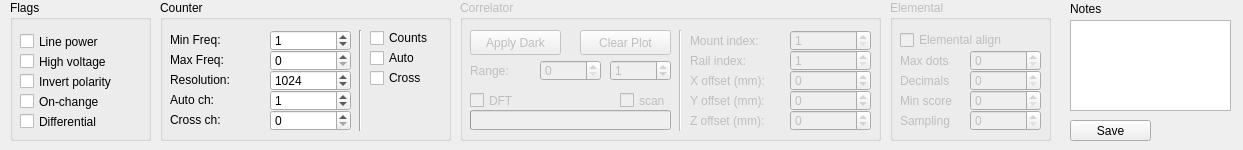
This is line.ui in ahp-electronics/xc-gui as Qt 5 draws it before an edit. The edited form follows.
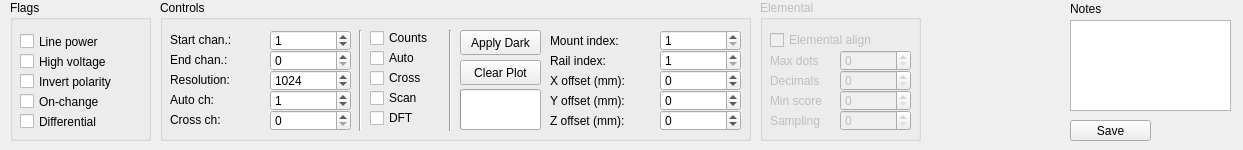
This is the edited form.

Commit message: Control groupbox containing counter, correlator and elemental

```diff
--- a/line.ui
+++ b/line.ui
@@ -91,491 +91,6 @@
     </property>
    </widget>
   </widget>
-  <widget class="QGroupBox" name="Correlator">
-   <property name="enabled">
-    <bool>false</bool>
-   </property>
-   <property name="geometry">
-    <rect>
-     <x>460</x>
-     <y>0</y>
-     <width>421</width>
-     <height>141</height>
-    </rect>
-   </property>
-   <property name="title">
-    <string>Correlator</string>
-   </property>
-   <widget class="QPushButton" name="TakeDark">
-    <property name="geometry">
-     <rect>
-      <x>10</x>
-      <y>30</y>
-      <width>91</width>
-      <height>25</height>
-     </rect>
-    </property>
-    <property name="text">
-     <string>Apply Dark</string>
-    </property>
-   </widget>
-   <widget class="QPushButton" name="Clear">
-    <property name="geometry">
-     <rect>
-      <x>120</x>
-      <y>30</y>
-      <width>91</width>
-      <height>25</height>
-     </rect>
-    </property>
-    <property name="text">
-     <string>Clear Plot</string>
-    </property>
-   </widget>
-   <widget class="QLabel" name="label_2">
-    <property name="geometry">
-     <rect>
-      <x>10</x>
-      <y>60</y>
-      <width>91</width>
-      <height>21</height>
-     </rect>
-    </property>
-    <property name="text">
-     <string>Range:</string>
-    </property>
-   </widget>
-   <widget class="QSpinBox" name="StartChannel">
-    <property name="geometry">
-     <rect>
-      <x>80</x>
-      <y>60</y>
-      <width>61</width>
-      <height>21</height>
-     </rect>
-    </property>
-   </widget>
-   <widget class="QProgressBar" name="Progress">
-    <property name="geometry">
-     <rect>
-      <x>10</x>
-      <y>110</y>
-      <width>201</width>
-      <height>20</height>
-     </rect>
-    </property>
-    <property name="value">
-     <number>0</number>
-    </property>
-    <property name="format">
-     <string/>
-    </property>
-   </widget>
-   <widget class="QSpinBox" name="EndChannel">
-    <property name="geometry">
-     <rect>
-      <x>150</x>
-      <y>60</y>
-      <width>61</width>
-      <height>21</height>
-     </rect>
-    </property>
-    <property name="value">
-     <number>1</number>
-    </property>
-   </widget>
-   <widget class="QCheckBox" name="DFT">
-    <property name="geometry">
-     <rect>
-      <x>10</x>
-      <y>90</y>
-      <width>51</width>
-      <height>21</height>
-     </rect>
-    </property>
-    <property name="text">
-     <string>DFT</string>
-    </property>
-   </widget>
-   <widget class="Line" name="line">
-    <property name="geometry">
-     <rect>
-      <x>210</x>
-      <y>30</y>
-      <width>21</width>
-      <height>101</height>
-     </rect>
-    </property>
-    <property name="orientation">
-     <enum>Qt::Vertical</enum>
-    </property>
-   </widget>
-   <widget class="QSpinBox" name="z_location">
-    <property name="geometry">
-     <rect>
-      <x>330</x>
-      <y>110</y>
-      <width>81</width>
-      <height>21</height>
-     </rect>
-    </property>
-    <property name="minimum">
-     <number>-10000000</number>
-    </property>
-    <property name="maximum">
-     <number>10000000</number>
-    </property>
-   </widget>
-   <widget class="QLabel" name="label_11">
-    <property name="geometry">
-     <rect>
-      <x>230</x>
-      <y>110</y>
-      <width>101</width>
-      <height>21</height>
-     </rect>
-    </property>
-    <property name="text">
-     <string>Z offset (mm):</string>
-    </property>
-   </widget>
-   <widget class="QLabel" name="label_10">
-    <property name="geometry">
-     <rect>
-      <x>230</x>
-      <y>90</y>
-      <width>101</width>
-      <height>21</height>
-     </rect>
-    </property>
-    <property name="text">
-     <string>Y offset (mm):</string>
-    </property>
-   </widget>
-   <widget class="QSpinBox" name="x_location">
-    <property name="geometry">
-     <rect>
-      <x>330</x>
-      <y>70</y>
-      <width>81</width>
-      <height>21</height>
-     </rect>
-    </property>
-    <property name="minimum">
-     <number>-10000000</number>
-    </property>
-    <property name="maximum">
-     <number>10000000</number>
-    </property>
-   </widget>
-   <widget class="QSpinBox" name="y_location">
-    <property name="geometry">
-     <rect>
-      <x>330</x>
-      <y>90</y>
-      <width>81</width>
-      <height>21</height>
-     </rect>
-    </property>
-    <property name="minimum">
-     <number>-10000000</number>
-    </property>
-    <property name="maximum">
-     <number>10000000</number>
-    </property>
-   </widget>
-   <widget class="QLabel" name="label_9">
-    <property name="geometry">
-     <rect>
-      <x>230</x>
-      <y>70</y>
-      <width>101</width>
-      <height>21</height>
-     </rect>
-    </property>
-    <property name="text">
-     <string>X offset (mm):</string>
-    </property>
-   </widget>
-   <widget class="QLabel" name="label_13">
-    <property name="geometry">
-     <rect>
-      <x>230</x>
-      <y>50</y>
-      <width>101</width>
-      <height>21</height>
-     </rect>
-    </property>
-    <property name="text">
-     <string>Rail index:</string>
-    </property>
-   </widget>
-   <widget class="QSpinBox" name="RailMotorIndex">
-    <property name="geometry">
-     <rect>
-      <x>330</x>
-      <y>50</y>
-      <width>81</width>
-      <height>21</height>
-     </rect>
-    </property>
-    <property name="minimum">
-     <number>1</number>
-    </property>
-    <property name="maximum">
-     <number>256</number>
-    </property>
-   </widget>
-   <widget class="QLabel" name="label_14">
-    <property name="geometry">
-     <rect>
-      <x>230</x>
-      <y>30</y>
-      <width>101</width>
-      <height>21</height>
-     </rect>
-    </property>
-    <property name="text">
-     <string>Mount index:</string>
-    </property>
-   </widget>
-   <widget class="QSpinBox" name="MountMotorIndex">
-    <property name="geometry">
-     <rect>
-      <x>330</x>
-      <y>30</y>
-      <width>81</width>
-      <height>21</height>
-     </rect>
-    </property>
-    <property name="minimum">
-     <number>1</number>
-    </property>
-    <property name="maximum">
-     <number>256</number>
-    </property>
-   </widget>
-   <widget class="QCheckBox" name="Active">
-    <property name="geometry">
-     <rect>
-      <x>160</x>
-      <y>90</y>
-      <width>51</width>
-      <height>21</height>
-     </rect>
-    </property>
-    <property name="text">
-     <string>scan</string>
-    </property>
-   </widget>
-  </widget>
-  <widget class="QGroupBox" name="Counter">
-   <property name="enabled">
-    <bool>true</bool>
-   </property>
-   <property name="geometry">
-    <rect>
-     <x>160</x>
-     <y>0</y>
-     <width>291</width>
-     <height>141</height>
-    </rect>
-   </property>
-   <property name="title">
-    <string>Counter</string>
-   </property>
-   <widget class="QCheckBox" name="Counts">
-    <property name="geometry">
-     <rect>
-      <x>210</x>
-      <y>30</y>
-      <width>71</width>
-      <height>16</height>
-     </rect>
-    </property>
-    <property name="text">
-     <string>Counts</string>
-    </property>
-   </widget>
-   <widget class="QCheckBox" name="Autocorrelations">
-    <property name="enabled">
-     <bool>true</bool>
-    </property>
-    <property name="geometry">
-     <rect>
-      <x>210</x>
-      <y>50</y>
-      <width>71</width>
-      <height>16</height>
-     </rect>
-    </property>
-    <property name="text">
-     <string>Auto</string>
-    </property>
-   </widget>
-   <widget class="QSpinBox" name="FreqMin">
-    <property name="geometry">
-     <rect>
-      <x>110</x>
-      <y>30</y>
-      <width>81</width>
-      <height>21</height>
-     </rect>
-    </property>
-    <property name="value">
-     <number>1</number>
-    </property>
-   </widget>
-   <widget class="QLabel" name="label_7">
-    <property name="geometry">
-     <rect>
-      <x>10</x>
-      <y>30</y>
-      <width>91</width>
-      <height>20</height>
-     </rect>
-    </property>
-    <property name="text">
-     <string>Min Freq:</string>
-    </property>
-   </widget>
-   <widget class="QLabel" name="label_8">
-    <property name="geometry">
-     <rect>
-      <x>10</x>
-      <y>50</y>
-      <width>91</width>
-      <height>20</height>
-     </rect>
-    </property>
-    <property name="text">
-     <string>Max Freq:</string>
-    </property>
-   </widget>
-   <widget class="QSpinBox" name="FreqMax">
-    <property name="geometry">
-     <rect>
-      <x>110</x>
-      <y>50</y>
-      <width>81</width>
-      <height>21</height>
-     </rect>
-    </property>
-    <property name="value">
-     <number>0</number>
-    </property>
-   </widget>
-   <widget class="QCheckBox" name="Crosscorrelations">
-    <property name="geometry">
-     <rect>
-      <x>210</x>
-      <y>70</y>
-      <width>71</width>
-      <height>16</height>
-     </rect>
-    </property>
-    <property name="text">
-     <string>Cross</string>
-    </property>
-   </widget>
-   <widget class="QSpinBox" name="Resolution">
-    <property name="geometry">
-     <rect>
-      <x>110</x>
-      <y>70</y>
-      <width>81</width>
-      <height>21</height>
-     </rect>
-    </property>
-    <property name="maximum">
-     <number>4096</number>
-    </property>
-    <property name="singleStep">
-     <number>1</number>
-    </property>
-    <property name="value">
-     <number>1024</number>
-    </property>
-   </widget>
-   <widget class="QLabel" name="label_15">
-    <property name="geometry">
-     <rect>
-      <x>10</x>
-      <y>70</y>
-      <width>91</width>
-      <height>20</height>
-     </rect>
-    </property>
-    <property name="text">
-     <string>Resolution:</string>
-    </property>
-   </widget>
-   <widget class="Line" name="line_2">
-    <property name="geometry">
-     <rect>
-      <x>190</x>
-      <y>30</y>
-      <width>21</width>
-      <height>101</height>
-     </rect>
-    </property>
-    <property name="orientation">
-     <enum>Qt::Vertical</enum>
-    </property>
-   </widget>
-   <widget class="QSpinBox" name="AutoChannel">
-    <property name="geometry">
-     <rect>
-      <x>110</x>
-      <y>90</y>
-      <width>81</width>
-      <height>21</height>
-     </rect>
-    </property>
-    <property name="value">
-     <number>1</number>
-    </property>
-   </widget>
-   <widget class="QSpinBox" name="CrossChannel">
-    <property name="geometry">
-     <rect>
-      <x>110</x>
-      <y>110</y>
-      <width>81</width>
-      <height>21</height>
-     </rect>
-    </property>
-    <property name="value">
-     <number>0</number>
-    </property>
-   </widget>
-   <widget class="QLabel" name="label_16">
-    <property name="geometry">
-     <rect>
-      <x>10</x>
-      <y>90</y>
-      <width>91</width>
-      <height>20</height>
-     </rect>
-    </property>
-    <property name="text">
-     <string>Auto ch:</string>
-    </property>
-   </widget>
-   <widget class="QLabel" name="label_17">
-    <property name="geometry">
-     <rect>
-      <x>10</x>
-      <y>110</y>
-      <width>91</width>
-      <height>20</height>
-     </rect>
-    </property>
-    <property name="text">
-     <string>Cross ch:</string>
-    </property>
-   </widget>
-  </widget>
   <widget class="QPushButton" name="Save">
    <property name="geometry">
     <rect>
@@ -618,7 +133,7 @@
    </property>
    <property name="geometry">
     <rect>
-     <x>890</x>
+     <x>760</x>
      <y>0</y>
      <width>161</width>
      <height>141</height>
@@ -763,6 +278,439 @@
     </property>
    </widget>
   </widget>
+  <widget class="QGroupBox" name="Controls">
+   <property name="enabled">
+    <bool>true</bool>
+   </property>
+   <property name="geometry">
+    <rect>
+     <x>160</x>
+     <y>0</y>
+     <width>591</width>
+     <height>141</height>
+    </rect>
+   </property>
+   <property name="title">
+    <string>Controls</string>
+   </property>
+   <widget class="QCheckBox" name="Counts">
+    <property name="geometry">
+     <rect>
+      <x>210</x>
+      <y>30</y>
+      <width>71</width>
+      <height>16</height>
+     </rect>
+    </property>
+    <property name="text">
+     <string>Counts</string>
+    </property>
+   </widget>
+   <widget class="QCheckBox" name="Autocorrelations">
+    <property name="enabled">
+     <bool>true</bool>
+    </property>
+    <property name="geometry">
+     <rect>
+      <x>210</x>
+      <y>50</y>
+      <width>71</width>
+      <height>16</height>
+     </rect>
+    </property>
+    <property name="text">
+     <string>Auto</string>
+    </property>
+   </widget>
+   <widget class="QSpinBox" name="StartChannel">
+    <property name="geometry">
+     <rect>
+      <x>110</x>
+      <y>30</y>
+      <width>81</width>
+      <height>21</height>
+     </rect>
+    </property>
+    <property name="value">
+     <number>1</number>
+    </property>
+   </widget>
+   <widget class="QLabel" name="label_7">
+    <property name="geometry">
+     <rect>
+      <x>10</x>
+      <y>30</y>
+      <width>91</width>
+      <height>20</height>
+     </rect>
+    </property>
+    <property name="text">
+     <string>Start chan.:</string>
+    </property>
+   </widget>
+   <widget class="QLabel" name="label_8">
+    <property name="geometry">
+     <rect>
+      <x>10</x>
+      <y>50</y>
+      <width>91</width>
+      <height>20</height>
+     </rect>
+    </property>
+    <property name="text">
+     <string>End chan.:</string>
+    </property>
+   </widget>
+   <widget class="QSpinBox" name="EndChannel">
+    <property name="geometry">
+     <rect>
+      <x>110</x>
+      <y>50</y>
+      <width>81</width>
+      <height>21</height>
+     </rect>
+    </property>
+    <property name="value">
+     <number>0</number>
+    </property>
+   </widget>
+   <widget class="QCheckBox" name="Crosscorrelations">
+    <property name="geometry">
+     <rect>
+      <x>210</x>
+      <y>70</y>
+      <width>71</width>
+      <height>16</height>
+     </rect>
+    </property>
+    <property name="text">
+     <string>Cross</string>
+    </property>
+   </widget>
+   <widget class="QSpinBox" name="Resolution">
+    <property name="geometry">
+     <rect>
+      <x>110</x>
+      <y>70</y>
+      <width>81</width>
+      <height>21</height>
+     </rect>
+    </property>
+    <property name="maximum">
+     <number>4096</number>
+    </property>
+    <property name="singleStep">
+     <number>1</number>
+    </property>
+    <property name="value">
+     <number>1024</number>
+    </property>
+   </widget>
+   <widget class="QLabel" name="label_15">
+    <property name="geometry">
+     <rect>
+      <x>10</x>
+      <y>70</y>
+      <width>91</width>
+      <height>20</height>
+     </rect>
+    </property>
+    <property name="text">
+     <string>Resolution:</string>
+    </property>
+   </widget>
+   <widget class="Line" name="line_2">
+    <property name="geometry">
+     <rect>
+      <x>190</x>
+      <y>30</y>
+      <width>21</width>
+      <height>101</height>
+     </rect>
+    </property>
+    <property name="orientation">
+     <enum>Qt::Vertical</enum>
+    </property>
+   </widget>
+   <widget class="QSpinBox" name="AutoChannel">
+    <property name="geometry">
+     <rect>
+      <x>110</x>
+      <y>90</y>
+      <width>81</width>
+      <height>21</height>
+     </rect>
+    </property>
+    <property name="value">
+     <number>1</number>
+    </property>
+   </widget>
+   <widget class="QSpinBox" name="CrossChannel">
+    <property name="geometry">
+     <rect>
+      <x>110</x>
+      <y>110</y>
+      <width>81</width>
+      <height>21</height>
+     </rect>
+    </property>
+    <property name="value">
+     <number>0</number>
+    </property>
+   </widget>
+   <widget class="QLabel" name="label_16">
+    <property name="geometry">
+     <rect>
+      <x>10</x>
+      <y>90</y>
+      <width>91</width>
+      <height>20</height>
+     </rect>
+    </property>
+    <property name="text">
+     <string>Auto ch:</string>
+    </property>
+   </widget>
+   <widget class="QLabel" name="label_17">
+    <property name="geometry">
+     <rect>
+      <x>10</x>
+      <y>110</y>
+      <width>91</width>
+      <height>20</height>
+     </rect>
+    </property>
+    <property name="text">
+     <string>Cross ch:</string>
+    </property>
+   </widget>
+   <widget class="QCheckBox" name="Active">
+    <property name="geometry">
+     <rect>
+      <x>210</x>
+      <y>90</y>
+      <width>51</width>
+      <height>16</height>
+     </rect>
+    </property>
+    <property name="text">
+     <string>Scan</string>
+    </property>
+   </widget>
+   <widget class="QCheckBox" name="DFT">
+    <property name="geometry">
+     <rect>
+      <x>210</x>
+      <y>110</y>
+      <width>51</width>
+      <height>16</height>
+     </rect>
+    </property>
+    <property name="text">
+     <string>DFT</string>
+    </property>
+   </widget>
+   <widget class="Line" name="line_3">
+    <property name="geometry">
+     <rect>
+      <x>280</x>
+      <y>30</y>
+      <width>21</width>
+      <height>101</height>
+     </rect>
+    </property>
+    <property name="orientation">
+     <enum>Qt::Vertical</enum>
+    </property>
+   </widget>
+   <widget class="QPushButton" name="TakeDark">
+    <property name="geometry">
+     <rect>
+      <x>300</x>
+      <y>30</y>
+      <width>81</width>
+      <height>25</height>
+     </rect>
+    </property>
+    <property name="text">
+     <string>Apply Dark</string>
+    </property>
+   </widget>
+   <widget class="QPushButton" name="Clear">
+    <property name="geometry">
+     <rect>
+      <x>300</x>
+      <y>60</y>
+      <width>81</width>
+      <height>25</height>
+     </rect>
+    </property>
+    <property name="text">
+     <string>Clear Plot</string>
+    </property>
+   </widget>
+   <widget class="QProgressBar" name="Progress">
+    <property name="geometry">
+     <rect>
+      <x>300</x>
+      <y>89</y>
+      <width>81</width>
+      <height>41</height>
+     </rect>
+    </property>
+    <property name="value">
+     <number>0</number>
+    </property>
+    <property name="format">
+     <string/>
+    </property>
+   </widget>
+   <widget class="QLabel" name="label_14">
+    <property name="geometry">
+     <rect>
+      <x>390</x>
+      <y>30</y>
+      <width>101</width>
+      <height>21</height>
+     </rect>
+    </property>
+    <property name="text">
+     <string>Mount index:</string>
+    </property>
+   </widget>
+   <widget class="QLabel" name="label_13">
+    <property name="geometry">
+     <rect>
+      <x>390</x>
+      <y>50</y>
+      <width>101</width>
+      <height>21</height>
+     </rect>
+    </property>
+    <property name="text">
+     <string>Rail index:</string>
+    </property>
+   </widget>
+   <widget class="QLabel" name="label_9">
+    <property name="geometry">
+     <rect>
+      <x>390</x>
+      <y>70</y>
+      <width>101</width>
+      <height>21</height>
+     </rect>
+    </property>
+    <property name="text">
+     <string>X offset (mm):</string>
+    </property>
+   </widget>
+   <widget class="QLabel" name="label_10">
+    <property name="geometry">
+     <rect>
+      <x>390</x>
+      <y>90</y>
+      <width>101</width>
+      <height>21</height>
+     </rect>
+    </property>
+    <property name="text">
+     <string>Y offset (mm):</string>
+    </property>
+   </widget>
+   <widget class="QLabel" name="label_11">
+    <property name="geometry">
+     <rect>
+      <x>390</x>
+      <y>110</y>
+      <width>101</width>
+      <height>21</height>
+     </rect>
+    </property>
+    <property name="text">
+     <string>Z offset (mm):</string>
+    </property>
+   </widget>
+   <widget class="QSpinBox" name="MountMotorIndex">
+    <property name="geometry">
+     <rect>
+      <x>500</x>
+      <y>30</y>
+      <width>81</width>
+      <height>21</height>
+     </rect>
+    </property>
+    <property name="minimum">
+     <number>1</number>
+    </property>
+    <property name="maximum">
+     <number>256</number>
+    </property>
+   </widget>
+   <widget class="QSpinBox" name="RailMotorIndex">
+    <property name="geometry">
+     <rect>
+      <x>500</x>
+      <y>50</y>
+      <width>81</width>
+      <height>21</height>
+     </rect>
+    </property>
+    <property name="minimum">
+     <number>1</number>
+    </property>
+    <property name="maximum">
+     <number>256</number>
+    </property>
+   </widget>
+   <widget class="QSpinBox" name="x_location">
+    <property name="geometry">
+     <rect>
+      <x>500</x>
+      <y>70</y>
+      <width>81</width>
+      <height>21</height>
+     </rect>
+    </property>
+    <property name="minimum">
+     <number>-10000000</number>
+    </property>
+    <property name="maximum">
+     <number>10000000</number>
+    </property>
+   </widget>
+   <widget class="QSpinBox" name="y_location">
+    <property name="geometry">
+     <rect>
+      <x>500</x>
+      <y>90</y>
+      <width>81</width>
+      <height>21</height>
+     </rect>
+    </property>
+    <property name="minimum">
+     <number>-10000000</number>
+    </property>
+    <property name="maximum">
+     <number>10000000</number>
+    </property>
+   </widget>
+   <widget class="QSpinBox" name="z_location">
+    <property name="geometry">
+     <rect>
+      <x>500</x>
+      <y>110</y>
+      <width>81</width>
+      <height>21</height>
+     </rect>
+    </property>
+    <property name="minimum">
+     <number>-10000000</number>
+    </property>
+    <property name="maximum">
+     <number>10000000</number>
+    </property>
+   </widget>
+  </widget>
  </widget>
  <resources/>
  <connections/>
```
The commit also changes 3 other files.
